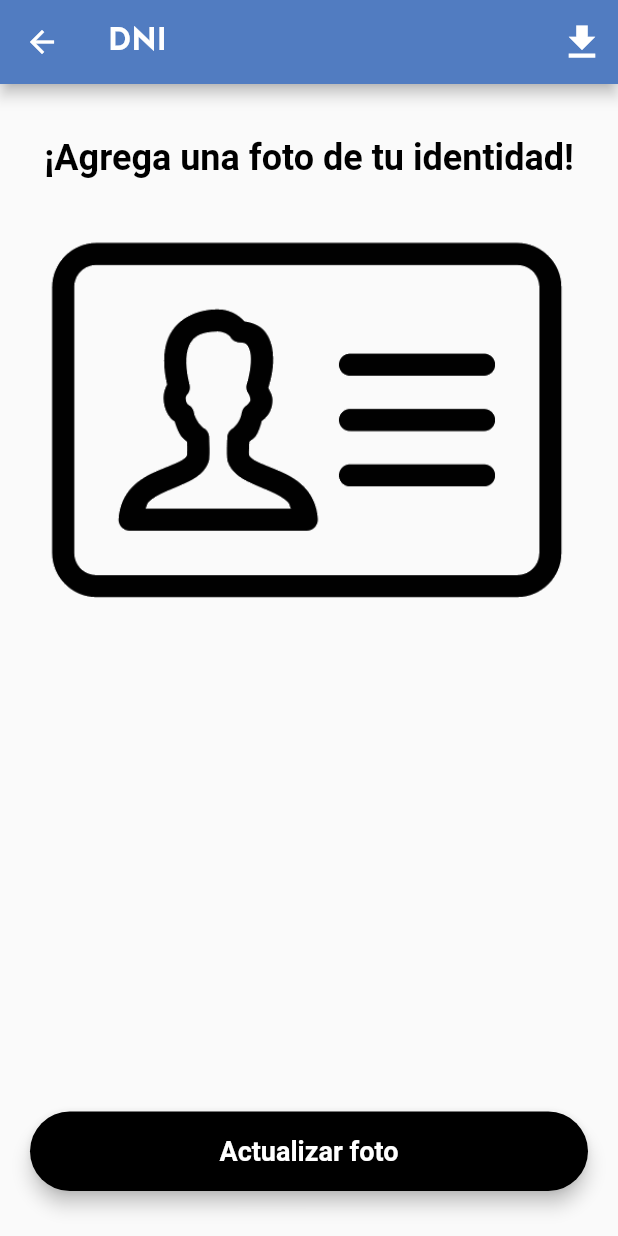
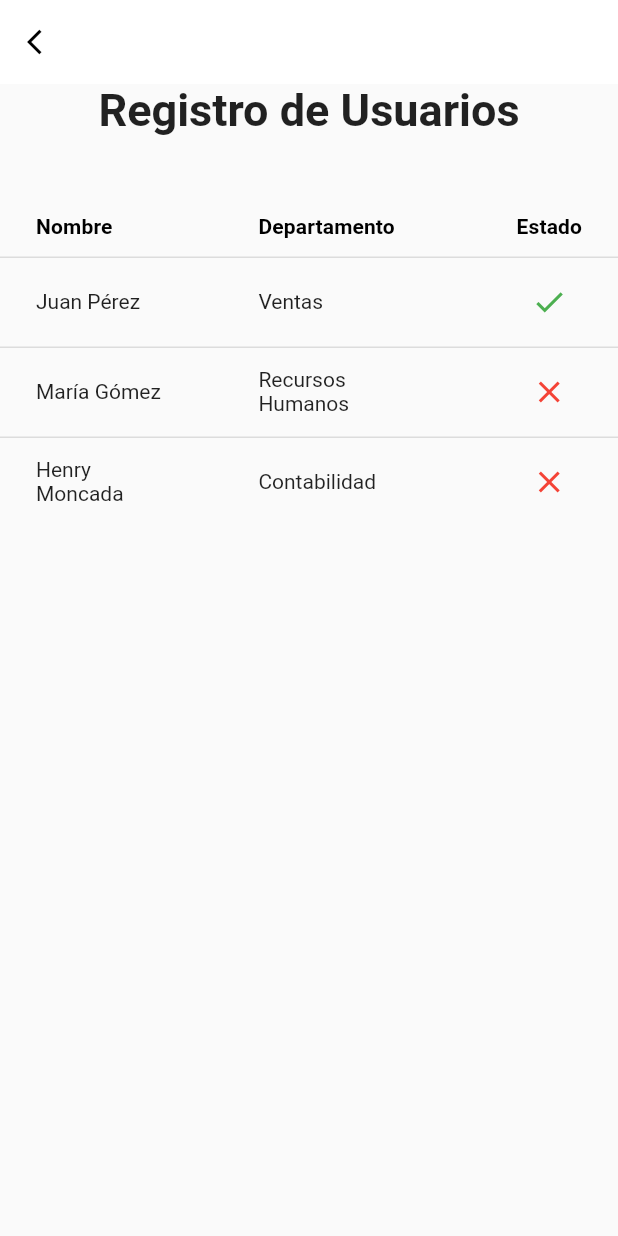
Before and after one commit to Avilanthony/NetgoRRHH, a Flutter app: the Settings screen opened directly, after a tap on "Usuarios", on a phone screen of 412 x 824 dp. Run offline on Flutter 3.47's test engine with Material 2 defaults, Android fonts, the phone set to English and light mode, and no system bars; our stand-ins replace google_fonts, google_nav_bar, image_cropper, image_picker, line_awesome_flutter; missing offline and left inert: syncfusion_flutter_pdfviewer, ticket_widget.

Commit message:
Cambios en el botoón de la pantalla de editar perfil y creación de pantalla de gestión de usuarios

```diff
--- a/lib/screens/ajustes.dart
+++ b/lib/screens/ajustes.dart
@@ -2,6 +2,7 @@ import 'package:flutter/cupertino.dart';
 import 'package:flutter/material.dart';
 import 'package:google_fonts/google_fonts.dart';
 import 'package:recursos_humanos_netgo/screens/dni.dart';
+import 'package:recursos_humanos_netgo/screens/screens_1/gestion_usuarios.dart';
 import 'package:recursos_humanos_netgo/screens/screens_1/notificacion_personal.dart';
 
 class Settings extends StatelessWidget {
@@ -63,7 +64,7 @@ itemSettings(
         case 'Usuarios':
           Navigator.push(
             context,
-            MaterialPageRoute(builder: (context) => const ImagenDniPage()),
+            MaterialPageRoute(builder: (context) => GestionUsuariosPage()),
           );
           break;
         case 'Notificar':
--- a/lib/screens/screens_1/gestion_usuarios.dart
+++ b/lib/screens/screens_1/gestion_usuarios.dart
@@ -0,0 +1,137 @@
+import 'package:flutter/material.dart';
+import 'package:flutter/services.dart';
+import 'package:flutter_staggered_grid_view/flutter_staggered_grid_view.dart';
+
+List<Map<String, dynamic>> users = [
+  {
+    'nombre': 'Juan',
+    'apellido': 'Pérez',
+    'departamento': 'Ventas',
+    'activo': true
+  },
+  {
+    'nombre': 'María',
+    'apellido': 'Gómez',
+    'departamento': 'Recursos Humanos',
+    'activo': false
+  },
+  {
+    'nombre': 'Henry',
+    'apellido': 'Moncada',
+    'departamento': 'Contabilidad',
+    'activo': false
+  },
+  // Agrega más usuarios según tus necesidades
+];
+
+class GestionUsuariosPage extends StatefulWidget {
+  @override
+  _GestionUsuariosPage createState() => _GestionUsuariosPage();
+}
+
+class _GestionUsuariosPage extends State<GestionUsuariosPage> {
+  @override
+  Widget build(BuildContext context) {
+    return Container(
+      child: Scaffold(
+        appBar: AppBar(
+          elevation: 0,
+          systemOverlayStyle:
+              SystemUiOverlayStyle(statusBarBrightness: Brightness.light),
+          backgroundColor: Colors.white,
+          leading: IconButton(
+            onPressed: () {
+              Navigator.pop(context);
+            },
+            icon: Icon(Icons.arrow_back_ios, size: 20, color: Colors.black),
+          ),
+        ),
+        body: SingleChildScrollView(
+          child: Container(
+            width: double.infinity,
+            child: Column(
+              mainAxisAlignment: MainAxisAlignment.spaceBetween,
+              children: <Widget>[
+                Text(
+                  "Registro de Usuarios",
+                  style: TextStyle(fontSize: 30, fontWeight: FontWeight.bold),
+                ),
+                SizedBox(
+                  height: 40,
+                ),
+                DataTable(
+                  headingRowHeight: 40, // Altura de la fila de encabezado
+                  dataRowHeight: 60, // Altura de las filas de datos
+
+                  //columnSpacing: 16, // Espaciado entre columnas
+                  columns: [
+                    DataColumn(
+                      label: Text(
+                        'Nombre',
+                        textAlign: TextAlign.center,
+                        style: TextStyle(
+                          fontWeight: FontWeight.bold,
+                        ),
+                      ),
+                    ),
+                    DataColumn(
+                      label: Text(
+                        'Departamento',
+                        textAlign: TextAlign.center,
+                        style: TextStyle(
+                          fontWeight: FontWeight.bold,
+                        ),
+                      ),
+                    ),
+                    DataColumn(
+                      label: Text(
+                        'Estado',
+                        textAlign: TextAlign.center,
+                        style: TextStyle(
+                          fontWeight: FontWeight.bold,
+                        ),
+                      ),
+                    ),
+                  ],
+                  rows: users.map((user) {
+                    return DataRow(
+                      cells: [
+                        DataCell(
+                          Text(
+                            '${user['nombre']} ${user['apellido']}',
+                          ),
+                        ),
+                        DataCell(
+                          Text(
+                            user['departamento'],
+                          ),
+                        ),
+                        DataCell(
+                          Center(
+                            child: user['activo']
+                                ? Icon(
+                                    Icons.check,
+                                    color: Colors.green,
+                                  )
+                                : Icon(Icons.close, color: Colors.red),
+                          ),
+                          onTap: () {
+                            // Agrega la lógica para cambiar el estado de la cuenta del usuario.
+                            setState(() {
+                              user['activo'] = !user[
+                                  'activo']; // Cambiar el estado al contrario (activo a inactivo o viceversa).
+                            });
+                          },
+                        ),
+                      ],
+                    );
+                  }).toList(),
+                ),
+              ],
+            ),
+          ),
+        ),
+      ),
+    );
+  }
+}
--- a/lib/widgets/editar_perfil.dart
+++ b/lib/widgets/editar_perfil.dart
@@ -245,7 +245,7 @@ class _EditarPerfilPageState extends State<EditarPerfilPage> {
                                   shape: RoundedRectangleBorder(
                                       borderRadius: BorderRadius.circular(50)),
                                   child: Text(
-                                    "Registrarse",
+                                    "Actualizar",
                                     style: TextStyle(
                                         color: Colors.white,
                                         fontWeight: FontWeight.w600,
--- a/pubspec.yaml
+++ b/pubspec.yaml
@@ -46,6 +46,7 @@ dependencies:
   syncfusion_flutter_pdfviewer: ^23.1.41
   open_file: ^3.3.2
   path_provider: ^2.1.1
+  flutter_staggered_grid_view: ^0.7.0 #NO SE USA
 
 dev_dependencies:
   flutter_test:
```
Also changed, not shown: pubspec.lock.
